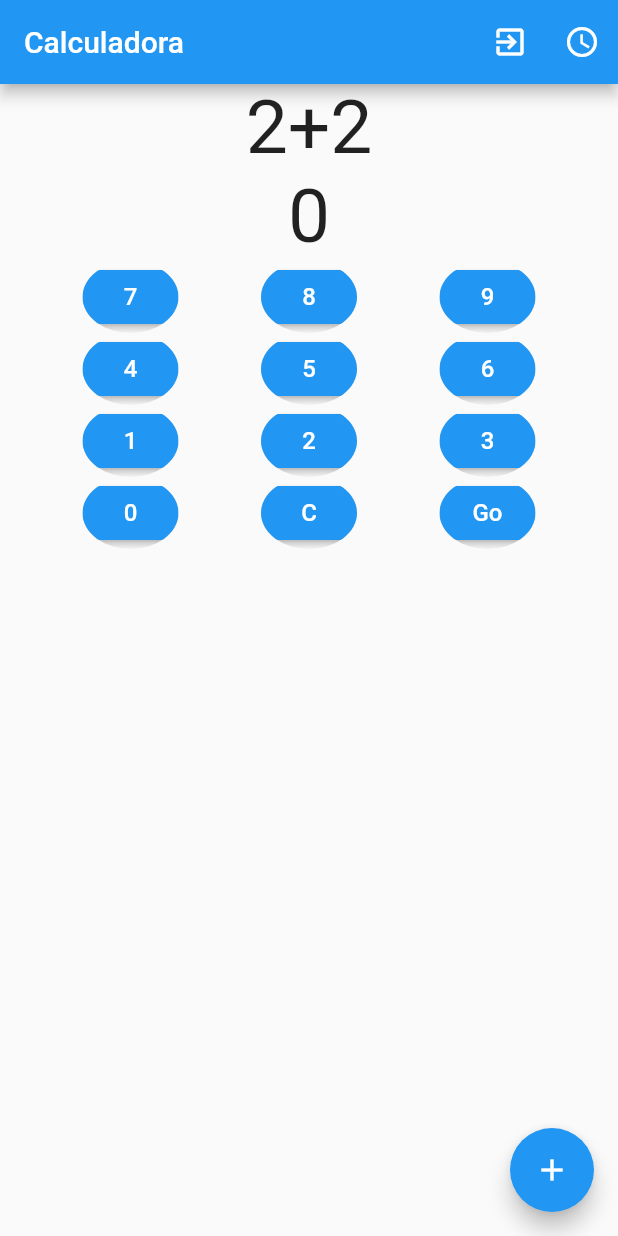
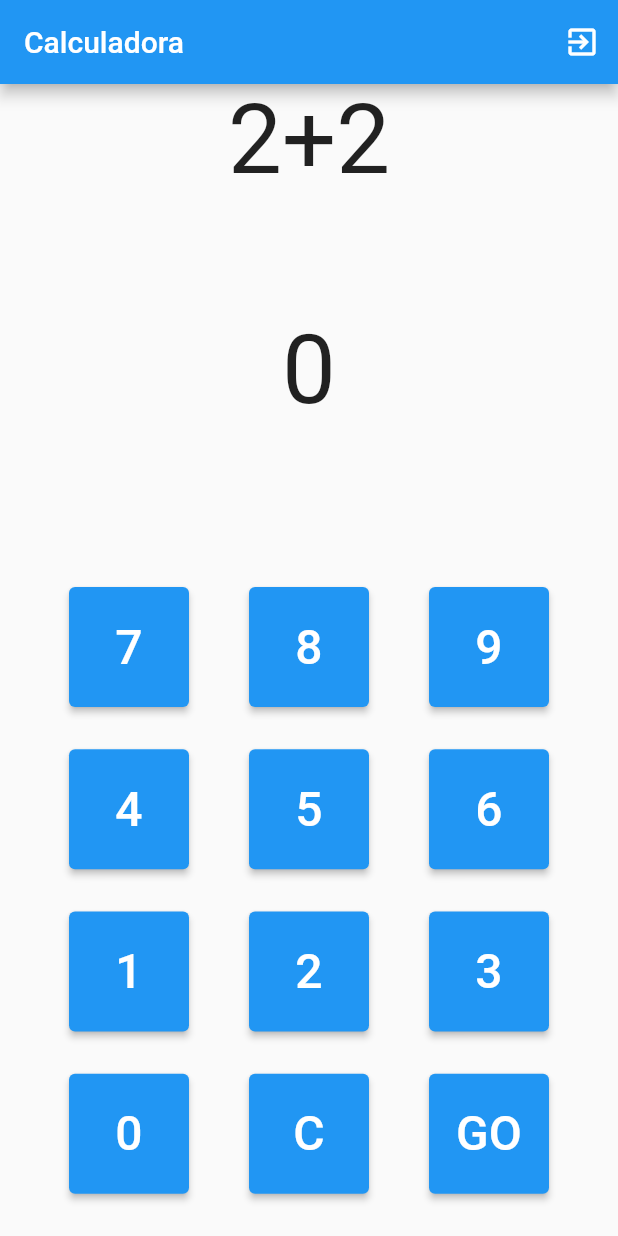
Before and after one commit to JustynV/Calculator, a Flutter app: the screen it shows after launch, on a phone screen of 412 x 824 dp. Run offline on Flutter 3.47's test engine with Material 2 defaults, Android fonts, the phone set to English and light mode, and no system bars; our stand-ins replace get, loggy; accounts and stored records are empty; network calls fail.

```diff
--- a/lib/ui/central.dart
+++ b/lib/ui/central.dart
@@ -3,7 +3,7 @@ import 'package:flutter/material.dart';
 import 'package:get/get.dart';
 
 import 'pages/authentication/login_page.dart';
-import 'pages/content/user_list_page.dart';
+import 'pages/content/ProblemPage.dart';
 
 class Central extends StatelessWidget {
   const Central({super.key});
@@ -12,7 +12,7 @@ class Central extends StatelessWidget {
   Widget build(BuildContext context) {
     AuthenticationController authenticationController = Get.find();
     return Obx(() => authenticationController.isLogged
-        ? const UserListPage()
+        ? UserListPage(difficulty: "2")
         : const LoginPage());
   }
 }
--- /dev/null
+++ b/lib/ui/pages/Widgets/clearButton.dart
@@ -0,0 +1,23 @@
+import 'package:flutter/material.dart';
+
+class ClearButton extends StatelessWidget {
+  @override
+
+  ClearButton(this.resetInput);
+  Function resetInput;
+
+  Widget build(BuildContext context) {
+    return Container(
+            width: 80,
+      height: 80,
+        child: ElevatedButton(
+      onPressed: () {
+        resetInput();
+      },
+      child: Text(
+        "C",
+        style: TextStyle(fontSize: 32.0),
+      ),
+    ));
+  }
+}
--- /dev/null
+++ b/lib/ui/pages/Widgets/goButton.dart
@@ -0,0 +1,23 @@
+import 'package:flutter/material.dart';
+
+
+class GoButton extends StatelessWidget {
+
+  GoButton(this.sendInput);
+  Function sendInput;
+  @override
+  Widget build(BuildContext context) {
+    return Container(
+      width: 80,
+      height: 80,
+        child: ElevatedButton(
+      onPressed: () {
+        sendInput();
+      },
+      child: Text(
+        "GO",
+        style: TextStyle(fontSize: 32.0),
+      ),
+    ));
+  }
+}
--- /dev/null
+++ b/lib/ui/pages/Widgets/numberButton.dart
@@ -0,0 +1,24 @@
+import 'package:flutter/material.dart';
+
+class NumberButton extends StatelessWidget {
+
+  String number;
+  Function setInput;
+  NumberButton(this.number, this.setInput);
+
+  @override
+  Widget build(BuildContext context) {
+    return Container(
+      width: 80,
+      height: 80,
+        child: ElevatedButton(
+      onPressed: () {
+        setInput(this.number);
+      },
+      child: Text(
+        number,
+        style: TextStyle(fontSize: 32.0),
+      ),
+    ));
+  }
+}
--- /dev/null
+++ b/lib/ui/pages/content/ProblemPage.dart
@@ -0,0 +1,132 @@
+import 'dart:math';
+
+import 'package:flutter/material.dart';
+import 'package:get/get.dart';
+import 'package:loggy/loggy.dart';
+import '../../controller/authentication_controller.dart';
+import '../../controller/user_controller.dart';
+import '../../controller/operation_controller.dart';
+
+import '../Widgets/clearButton.dart';
+import '../Widgets/goButton.dart';
+import '../Widgets/numberButton.dart';
+
+class UserListPage extends StatefulWidget {
+
+  const UserListPage({super.key, required this.difficulty});
+  final String difficulty;
+
+  @override
+  State<UserListPage> createState() => _UserListPageState();
+}
+
+class _UserListPageState extends State<UserListPage> {
+
+  UserController userController = Get.find();
+  AuthenticationController authenticationController = Get.find();
+
+  _logout() async {
+    try {
+      await authenticationController.logOut();
+    } catch (e) {
+      logInfo(e);
+    }
+  }
+
+    var rng = Random();
+    String input = "0";
+    List<String> operation = ["2","+","2"];
+
+    setInput(String number){
+      setState(() {
+        if (input == "0"){
+          input = number;
+        }else{
+          input = input + number;
+      }
+            });
+    }
+    resetInput(){
+      setState(() {
+        input = "0";
+      });
+    }
+
+    sendInput(){
+      setState(() {
+        if(int.parse(operation[0])+int.parse(operation[2])==int.parse(input)){
+          print("Correctomundo");
+          resetInput();
+        }else{
+          print("WRONG");
+          resetInput();
+        }
+        operation[0] = (rng.nextInt(pow(num.parse("10"), num.parse(widget.difficulty)).toInt())+1).toString();
+        operation[2] = (rng.nextInt(pow(num.parse("10"), num.parse(widget.difficulty)).toInt())+1).toString();
+      });
+    }
+
+  @override
+  Widget build(BuildContext context) {
+
+
+    return Scaffold(
+      appBar: AppBar(title: const Text("Calculadora"), actions: [
+        IconButton(
+            icon: const Icon(Icons.exit_to_app),
+            onPressed: () {
+              _logout();
+            }),
+      ]),
+      body: Center(child:
+       Column(children: [
+      Expanded(child: Text(operation[0]+operation[1]+operation[2], style: TextStyle(fontSize: 64.0))),
+
+      Expanded(child: Text(input, style: TextStyle(fontSize: 64.0))),
+
+      Expanded(
+          flex: 3,
+          child: Container(
+          width: 400,
+          height: 200,
+          child:
+          Column(
+            mainAxisAlignment: MainAxisAlignment.spaceEvenly,
+           children: [
+            Row(
+              mainAxisAlignment: MainAxisAlignment.spaceEvenly,
+               children: [
+                NumberButton("7", setInput),
+                NumberButton("8", setInput),
+                NumberButton("9", setInput),
+              ],
+            ),
+            Row(
+              mainAxisAlignment: MainAxisAlignment.spaceEvenly, children: [
+                NumberButton("4", setInput),
+                NumberButton("5", setInput),
+                NumberButton("6", setInput),
+              ],
+            ),
+            Row(
+              mainAxisAlignment: MainAxisAlignment.spaceEvenly, children: [
+                NumberButton("1", setInput),
+                NumberButton("2", setInput),
+                NumberButton("3", setInput),
+              ],
+            ),
+            Row(
+              mainAxisAlignment: MainAxisAlignment.spaceEvenly, children: [
+                NumberButton("0", setInput),
+                ClearButton(resetInput),
+                GoButton(sendInput),
+              ],
+            )
+          ])
+          )
+          )
+    ])
+      ),
+    );
+  }
+}
--- a/lib/ui/pages/content/user_list_page.dart
+++ /dev/null
@@ -1,168 +0,0 @@
-import 'package:f_web_authentication/ui/pages/content/edit_user_page.dart';
-import 'package:flutter/material.dart';
-import 'package:get/get.dart';
-import 'package:loggy/loggy.dart';
-
-import '../../../domain/models/user.dart';
-import '../../controller/authentication_controller.dart';
-import '../../controller/user_controller.dart';
-import 'new_user_page.dart';
-
-class NumberButton extends StatefulWidget {
-  final String number;
-
-  NumberButton(this.number);
-
-  @override
-  State<NumberButton> createState() => _NumberButtonState();
-}
-
-class _NumberButtonState extends State<NumberButton> {
-  @override
-  Widget build(BuildContext context) {
-    return ClipOval(
-        child: ElevatedButton(
-      onPressed: () {
-        // Handle button press here (you can use this callback to input the number).
-        print('Button pressed: ${widget.number}');
-      },
-      child: Text(
-        widget.number,
-        style: TextStyle(fontSize: 16.0),
-      ),
-    ));
-  }
-}
-
-class ClearButton extends StatefulWidget {
-  @override
-  State<ClearButton> createState() => _ClearButtonState();
-}
-
-class _ClearButtonState extends State<ClearButton> {
-  @override
-  Widget build(BuildContext context) {
-    return ClipOval(
-        child: ElevatedButton(
-      onPressed: () {
-        // Handle button press here (you can use this callback to input the number).
-      },
-      child: Text(
-        "C",
-        style: TextStyle(fontSize: 16.0),
-      ),
-    ));
-  }
-}
-
-class GoButton extends StatefulWidget {
-  @override
-  State<GoButton> createState() => _GoButtonState();
-}
-
-class _GoButtonState extends State<GoButton> {
-  @override
-  Widget build(BuildContext context) {
-    return ClipOval(
-        child: ElevatedButton(
-      onPressed: () {
-        setState(() {});
-      },
-      child: Text(
-        "Go",
-        style: TextStyle(fontSize: 16.0),
-      ),
-    ));
-  }
-}
-
-class UserListPage extends StatefulWidget {
-  const UserListPage({super.key});
-
-  @override
-  State<UserListPage> createState() => _UserListPageState();
-}
-
-class _UserListPageState extends State<UserListPage> {
-  UserController userController = Get.find();
-  AuthenticationController authenticationController = Get.find();
-
-  _logout() async {
-    try {
-      await authenticationController.logOut();
-    } catch (e) {
-      logInfo(e);
-    }
-  }
-
-  @override
-  Widget build(BuildContext context) {
-    return Scaffold(
-      appBar: AppBar(title: const Text("Calculadora"), actions: [
-        IconButton(
-            icon: const Icon(Icons.exit_to_app),
-            onPressed: () {
-              _logout();
-            }),
-        IconButton(
-            icon: const Icon(Icons.access_time),
-            onPressed: () {
-              userController.simulateProcess();
-            }),
-      ]),
-      body: Center(child: _getXlistView()),
-      floatingActionButton: FloatingActionButton(
-        onPressed: () async {
-          logInfo("Add user from UI");
-          Get.to(() => const NewUserPage());
-        },
-        child: const Icon(Icons.add),
-      ),
-    );
-  }
-
-  Widget _getXlistView() {
-    return Column(
-      mainAxisAlignment: MainAxisAlignment.center,
-      children: [
-        Container(
-            child: Text(
-          key: const Key("Operation"),
-          "2+2",
-          style: TextStyle(fontSize: 50.0),
-        )),
-        Container(
-            child: Text(
-          key: const Key("UserInput"),
-          "0",
-          style: TextStyle(fontSize: 50.0),
-        )),
-        Expanded(child: Container(
-          child: Column(
-            children: [
-              Row(mainAxisAlignment: MainAxisAlignment.spaceEvenly, children: [
-                NumberButton("7"),
-                NumberButton("8"),
-                NumberButton("9")
-              ]),
-              Row(mainAxisAlignment: MainAxisAlignment.spaceEvenly, children: [
-                NumberButton("4"),
-                NumberButton("5"),
-                NumberButton("6")
-              ]),
-              Row(mainAxisAlignment: MainAxisAlignment.spaceEvenly, children: [
-                NumberButton("1"),
-                NumberButton("2"),
-                NumberButton("3")
-              ]),
-              Row(
-                  mainAxisAlignment: MainAxisAlignment.spaceEvenly,
-                  children: [NumberButton("0"), ClearButton(), GoButton()])
-            ],
-          ),
-        )
-        )
-    );
-
-  }
-}
```
Also changed, not shown: lib/ui/controller/operation_controller.dart (added), pubspec.lock.
